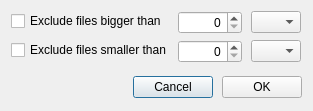
meganz/MEGAsync, file Source/MEGASync/gui/macx/SizeLimitDialog.ui: the form before one commit.
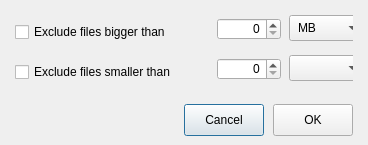
The form after the commit.

Commit message: GUI fixes for OS X

The edit to the form file:
```diff
--- a/Source/MEGASync/gui/macx/SizeLimitDialog.ui
+++ b/Source/MEGASync/gui/macx/SizeLimitDialog.ui
@@ -6,38 +6,71 @@
    <rect>
     <x>0</x>
     <y>0</y>
-    <width>293</width>
-    <height>111</height>
+    <width>368</width>
+    <height>145</height>
    </rect>
   </property>
+  <property name="sizePolicy">
+   <sizepolicy hsizetype="Maximum" vsizetype="Maximum">
+    <horstretch>0</horstretch>
+    <verstretch>0</verstretch>
+   </sizepolicy>
+  </property>
   <property name="minimumSize">
    <size>
-    <width>0</width>
-    <height>0</height>
+    <width>368</width>
+    <height>145</height>
    </size>
   </property>
   <property name="maximumSize">
    <size>
-    <width>232323</width>
-    <height>232323</height>
+    <width>368</width>
+    <height>145</height>
    </size>
   </property>
   <property name="windowTitle">
    <string>Exclude by size</string>
   </property>
   <property name="styleSheet">
-   <string notr="true"/>
+   <string notr="true">#cbExcludeLowerUnit, #cbExcludeUpperUnit
+{
+margin: 0px;
+margin-bottom: 3px;
+padding-left: 8px;
+height: 24px;
+}</string>
   </property>
   <layout class="QVBoxLayout" name="verticalLayout">
    <property name="spacing">
     <number>12</number>
    </property>
+   <property name="leftMargin">
+    <number>15</number>
+   </property>
+   <property name="topMargin">
+    <number>15</number>
+   </property>
+   <property name="rightMargin">
+    <number>15</number>
+   </property>
+   <property name="bottomMargin">
+    <number>6</number>
+   </property>
    <item>
     <widget class="QWidget" name="widget" native="true">
      <layout class="QFormLayout" name="formLayout">
       <property name="fieldGrowthPolicy">
        <enum>QFormLayout::FieldsStayAtSizeHint</enum>
       </property>
+      <property name="labelAlignment">
+       <set>Qt::AlignLeading|Qt::AlignLeft|Qt::AlignVCenter</set>
+      </property>
+      <property name="formAlignment">
+       <set>Qt::AlignLeading|Qt::AlignLeft|Qt::AlignVCenter</set>
+      </property>
+      <property name="horizontalSpacing">
+       <number>15</number>
+      </property>
       <property name="leftMargin">
        <number>0</number>
       </property>
@@ -54,14 +87,14 @@
        <widget class="QCheckBox" name="cExcludeUpperThan">
         <property name="minimumSize">
          <size>
-          <width>0</width>
-          <height>20</height>
+          <width>181</width>
+          <height>34</height>
          </size>
         </property>
         <property name="maximumSize">
          <size>
-          <width>16777215</width>
-          <height>20</height>
+          <width>181</width>
+          <height>34</height>
          </size>
         </property>
         <property name="text">
@@ -97,16 +130,21 @@
          <widget class="QComboBox" name="cbExcludeUpperUnit">
           <property name="minimumSize">
            <size>
-            <width>50</width>
-            <height>21</height>
+            <width>75</width>
+            <height>0</height>
            </size>
           </property>
           <property name="maximumSize">
            <size>
-            <width>50</width>
+            <width>75</width>
             <height>16777215</height>
            </size>
           </property>
+          <item>
+           <property name="text">
+            <string>MB</string>
+           </property>
+          </item>
          </widget>
         </item>
        </layout>
@@ -115,14 +153,14 @@
        <widget class="QCheckBox" name="cExcludeLowerThan">
         <property name="minimumSize">
          <size>
-          <width>0</width>
-          <height>20</height>
+          <width>187</width>
+          <height>34</height>
          </size>
         </property>
         <property name="maximumSize">
          <size>
-          <width>16777215</width>
-          <height>20</height>
+          <width>187</width>
+          <height>34</height>
          </size>
         </property>
         <property name="text">
@@ -158,13 +196,13 @@
          <widget class="QComboBox" name="cbExcludeLowerUnit">
           <property name="minimumSize">
            <size>
-            <width>50</width>
-            <height>21</height>
+            <width>75</width>
+            <height>0</height>
            </size>
           </property>
           <property name="maximumSize">
            <size>
-            <width>50</width>
+            <width>75</width>
             <height>16777215</height>
            </size>
           </property>
@@ -206,7 +244,7 @@
         </property>
         <property name="sizeHint" stdset="0">
          <size>
-          <width>206</width>
+          <width>0</width>
           <height>0</height>
          </size>
         </property>
@@ -223,7 +261,7 @@
         <property name="minimumSize">
          <size>
           <width>0</width>
-          <height>0</height>
+          <height>32</height>
          </size>
         </property>
         <property name="text">
@@ -236,7 +274,7 @@
         <property name="minimumSize">
          <size>
           <width>0</width>
-          <height>0</height>
+          <height>32</height>
          </size>
         </property>
         <property name="maximumSize">
```
Left out of the diff: 14 changed lines with no effect on the pictures.
